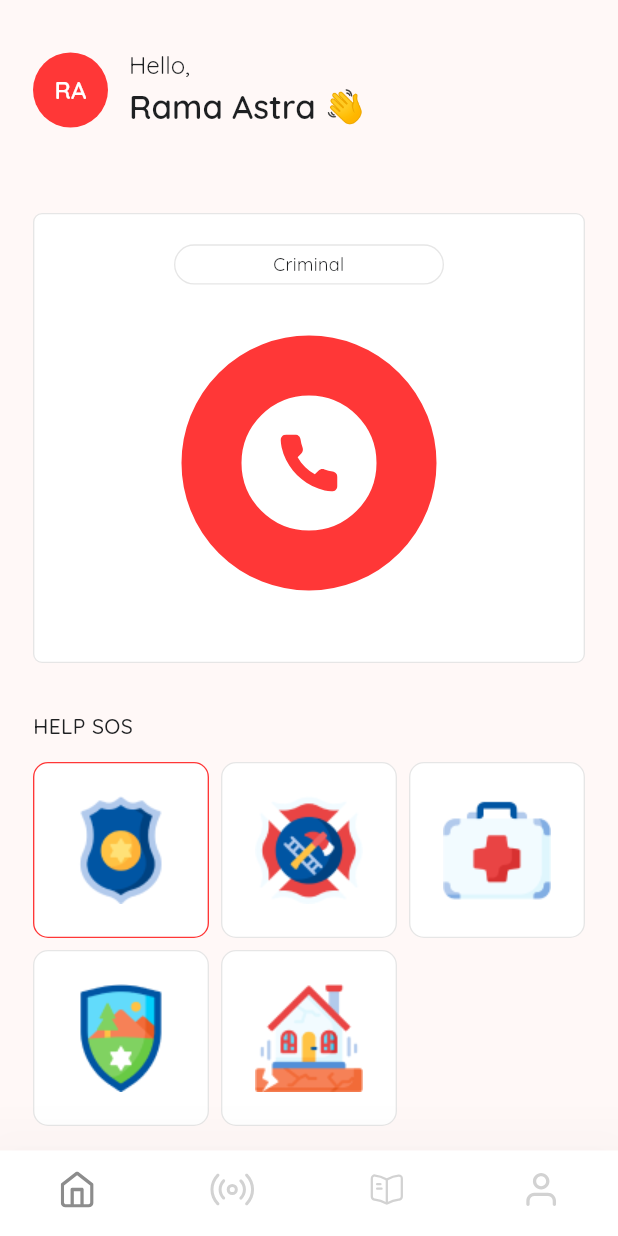
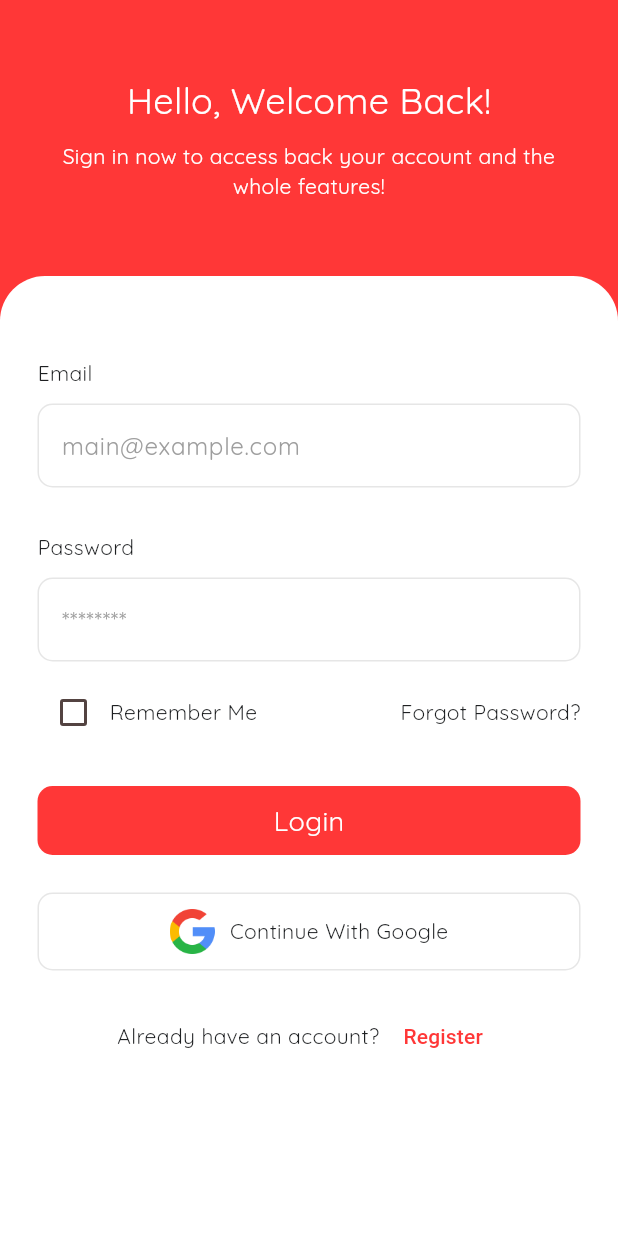
Before and after one commit to SOS-Assist/mobile-app, a Flutter app: the screen it shows after launch, on a phone screen of 412 x 824 dp. Run offline on Flutter 3.47's test engine with Material 3 defaults, Android fonts, the phone set to English and light mode, and no system bars; our stand-ins replace flutter_svg.

Commit message:
feat (loginpage): add login and registration page

```diff
--- /dev/null
+++ b/lib/components/auth_components.dart
@@ -0,0 +1,158 @@
+import 'package:flutter/widgets.dart';
+import 'package:flutter/material.dart';
+import 'package:mobile_app/pages/home.dart';
+
+class HeadAuth extends StatelessWidget {
+  const HeadAuth({
+    super.key,
+    required this.title,
+    required this.greeting,
+  });
+  final String title;
+  final String greeting;
+
+  @override
+  Widget build(BuildContext context) {
+    return Padding(
+      padding: EdgeInsets.symmetric(horizontal: 25.0),
+      child: Column(
+        children: [
+          Row(
+            mainAxisAlignment: MainAxisAlignment.center,
+            children: [
+              Expanded(
+                child: Column(
+                  crossAxisAlignment: CrossAxisAlignment.center,
+                  children: [
+                    const SizedBox(height: 50),
+                    Text(
+                      title,
+                      style: TextStyle(
+                        color: Colors.white,
+                        fontSize: 24,
+                      ),
+                    ),
+                    SizedBox(height: 10),
+                    Text(
+                      greeting,
+                      textAlign: TextAlign.center,
+                      style: TextStyle(
+                        color: Colors.white,
+                        fontSize: 14,
+                      ),
+                    ),
+                  ],
+                ),
+              ),
+            ],
+          ),
+        ],
+      ),
+    );
+  }
+}
+
+class AuthTextField extends StatelessWidget {
+  final labelText;
+  final controller;
+  final String hintText;
+  final bool obscureText;
+
+  const AuthTextField({
+    super.key,
+    required this.labelText,
+    required this.controller,
+    required this.hintText,
+    required this.obscureText,
+  });
+
+  @override
+  Widget build(BuildContext context) {
+    return Column(
+      crossAxisAlignment: CrossAxisAlignment.start,
+      children: [
+        const SizedBox(height: 30),
+        Text(
+          labelText,
+          style: TextStyle(
+            fontSize: 14,
+          ),
+        ),
+        const SizedBox(height: 10),
+        TextFormField(
+          // controller: controller,
+          obscureText: obscureText,
+          decoration: InputDecoration(
+            border: OutlineInputBorder(
+              borderRadius: BorderRadius.all(Radius.circular(10.0)),
+              borderSide: BorderSide(color: Colors.white),
+            ),
+            hintText: hintText,
+            hintStyle: TextStyle(color: Colors.grey[500]),
+          ),
+        ),
+      ],
+    );
+  }
+}
+
+class LoginButton extends StatelessWidget {
+  final Function()? onTap;
+  final labelAction;
+  const LoginButton(
+      {super.key, required this.onTap, required this.labelAction});
+
+  @override
+  Widget build(BuildContext context) {
+    final ThemeData theme = Theme.of(context);
+    final ColorScheme colorScheme = theme.colorScheme;
+
+    return GestureDetector(
+      onTap: onTap,
+      child: Container(
+        padding: EdgeInsets.symmetric(vertical: 10),
+        margin: EdgeInsets.symmetric(vertical: 25),
+        decoration: BoxDecoration(
+          color: colorScheme.primary,
+          borderRadius: BorderRadius.all(Radius.circular(10)),
+        ),
+        child: Center(
+          child: Text(
+            labelAction,
+            style: TextStyle(color: Colors.white, fontSize: 18),
+          ),
+        ),
+      ),
+    );
+  }
+}
+
+class GoogleButton extends StatelessWidget {
+  const GoogleButton({super.key});
+
+  @override
+  Widget build(BuildContext context) {
+    final ThemeData theme = Theme.of(context);
+    final ColorScheme colorScheme = theme.colorScheme;
+
+    return Container(
+      padding: EdgeInsets.symmetric(vertical: 10),
+      margin: EdgeInsets.only(bottom: 20),
+      decoration: BoxDecoration(
+        border: Border.all(color: colorScheme.outline),
+        borderRadius: BorderRadius.all(Radius.circular(10)),
+      ),
+      child: Row(
+        mainAxisAlignment: MainAxisAlignment.center,
+        children: [
+          Image.asset(
+            'assets/images/search.png',
+            height: 30,
+          ),
+          const SizedBox(width: 10),
+          Text("Continue With Google"),
+        ],
+      ),
+    );
+  }
+}
--- a/lib/main.dart
+++ b/lib/main.dart
@@ -1,5 +1,6 @@
 import 'package:flutter/material.dart';
 import 'package:mobile_app/pages/home.dart';
+import 'package:mobile_app/pages/login.dart';
 
 void main() {
   runApp(const App());
@@ -46,6 +47,6 @@ class App extends StatelessWidget {
             displayColor: textColor,
           ),
         ),
-        home: const HomePage());
+        home: const LoginPage());
   }
 }
--- /dev/null
+++ b/lib/pages/login.dart
@@ -0,0 +1,119 @@
+import 'package:flutter/material.dart';
+import 'package:mobile_app/components/auth_components.dart';
+import 'package:mobile_app/pages/home.dart';
+import 'package:mobile_app/pages/register.dart';
+
+class LoginPage extends StatefulWidget {
+  const LoginPage({super.key});
+
+  @override
+  State<LoginPage> createState() => _LoginPageState();
+}
+
+class _LoginPageState extends State<LoginPage> {
+  bool rememberMe = false;
+  final emailController = TextEditingController();
+  final passwordController = TextEditingController();
+
+  void signUserIn() {}
+
+  @override
+  Widget build(BuildContext context) {
+    final ThemeData theme = Theme.of(context);
+    final ColorScheme colorScheme = theme.colorScheme;
+
+    return Scaffold(
+      resizeToAvoidBottomInset: false,
+      backgroundColor: colorScheme.primary,
+      body: SafeArea(
+        child: Column(
+          children: [
+            HeadAuth(
+              title: "Hello, Welcome Back!",
+              greeting:
+                  "Sign in now to access back your account and the whole features!",
+            ),
+            SizedBox(height: 50),
+            Expanded(
+              child: Container(
+                padding: EdgeInsets.all(25),
+                decoration: BoxDecoration(
+                  color: Colors.white,
+                  borderRadius: BorderRadius.only(
+                    topLeft: Radius.circular(30),
+                    topRight: Radius.circular(30),
+                  ),
+                ),
+                child: Column(
+                  children: [
+                    AuthTextField(
+                      labelText: "Email",
+                      controller: emailController,
+                      hintText: "main@example.com",
+                      obscureText: false,
+                    ),
+                    AuthTextField(
+                      labelText: "Password",
+                      controller: passwordController,
+                      hintText: "********",
+                      obscureText: true,
+                    ),
+                    const SizedBox(height: 10),
+                    Row(
+                      mainAxisAlignment: MainAxisAlignment.spaceBetween,
+                      children: [
+                        Row(
+                          children: [
+                            Checkbox(
+                              value: rememberMe,
+                              onChanged: (value) {
+                                setState(() {
+                                  rememberMe = value!;
+                                });
+                              },
+                            ),
+                            Text("Remember Me"),
+                          ],
+                        ),
+                        Text("Forgot Password?"),
+                      ],
+                    ),
+                    LoginButton(
+                      // onTap: signUserIn,
+                      onTap: () {
+                        Navigator.push(
+                          context,
+                          MaterialPageRoute(
+                            builder: (context) => const HomePage(),
+                          ),
+                        );
+                      },
+                      labelAction: "Login",
+                    ),
+                    GoogleButton(),
+                    Row(
+                      mainAxisAlignment: MainAxisAlignment.center,
+                      children: [
+                        Text("Already have an account? "),
+                        TextButton(
+                          child: Text("Register"),
+                          onPressed: () {
+                            Navigator.push(
+                                context,
+                                MaterialPageRoute(
+                                  builder: (context) => RegisterPage(),
+                                ));
+                          },
+                        ),
+                      ],
+                    ),
+                  ],
+                ),
+              ),
+            ),
+          ],
+        ),
+      ),
+    );
+  }
+}
```
Also changed, not shown: lib/pages/register.dart (added, +121 -0 lines), assets/images/search.png (added).
